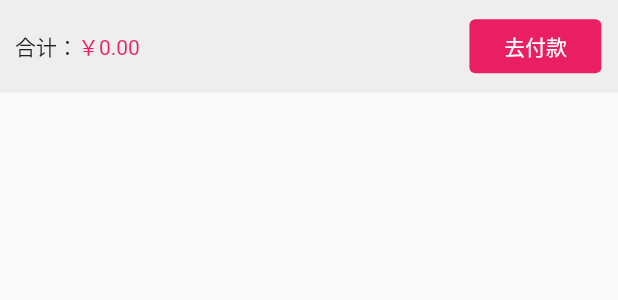
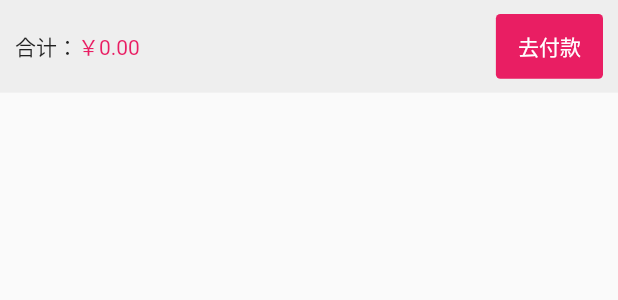
Before and after one commit to haolizi/electricity_flutter, a Flutter app: the BottomWidget widget shown alone on an empty page, opened directly, on a phone screen of 412 x 824 dp. Shown: the top 300 px of the screen. Run offline on Flutter 3.47's test engine with Material 2 defaults, Android fonts, the light colour scheme and no system bars; our stand-ins replace dio, fluro, flutter_easyrefresh, flutter_html, flutter_screenutil, flutter_spinkit and 3 more; accounts and stored records are empty; network calls fail; statements that could not run were skipped.

Commit message:
fix bugs

```diff
--- a/lib/pages/order/views/order_bottom_widget.dart
+++ b/lib/pages/order/views/order_bottom_widget.dart
@@ -21,31 +21,42 @@ class BottomWidget extends StatelessWidget {
       width: ScreenUtil().setWidth(750),
       height: ScreenUtil().setHeight(100),
       color: Colors.grey[200],
+      child: Stack(
+        children: <Widget>[
+          Align(
             child: Row(
               children: <Widget>[
                 Text('合计：'),
-          Container(
-            width: ScreenUtil().setWidth(475),
-            child: Text(
+                Text(
                   '￥${allPrice.toStringAsFixed(2)}',
                   style: TextStyle(color: KColor.themeColor),
                 ),
+              ],
             ),
-          Container(
-            child: FlatButton(
+          ),
+          Align(
+            alignment: Alignment.centerRight,
+            child: Container(
+              alignment: Alignment.center,
+              width: ScreenUtil().setWidth(130),
+              height: ScreenUtil().setHeight(70),
+              decoration: BoxDecoration(
                 color: KColor.themeColor,
-                shape: RoundedRectangleBorder(
-                    borderRadius: BorderRadius.circular(4.0)),
+                borderRadius: BorderRadius.circular(3.0),
+              ),
+              child: InkWell(
+                onTap: () async {
+                  int type = await _showModalBottomSheet(context);
+                  print('-------type"${type}');
+                },
                 child: Text(
                   '去付款',
                   style: TextStyle(
                     color: Colors.white,
                   ),
                 ),
-                onPressed: () async {
-                  int type = await _showModalBottomSheet(context);
-                  print('-------type"${type}');
-                }),
+              ),
+            ),
           ),
         ],
       ),
@@ -68,40 +79,44 @@ class BottomWidget extends StatelessWidget {
                     child: InkWell(
                       onTap: () {
                         Navigator.pop(context);
-                        Toast.show("微信支付", context, duration: Toast.LENGTH_SHORT, gravity: Toast.CENTER);
+                        Toast.show("微信支付", context,
+                            duration: Toast.LENGTH_SHORT,
+                            gravity: Toast.CENTER);
                       },
                       child: Container(
                         margin: EdgeInsets.only(top: 25),
                         alignment: Alignment.centerRight,
                         padding: EdgeInsets.only(right: 30),
-                        child: Image.asset('images/order/WX.png', width: 60),
-                      )
+                        child: Image.asset('images/order/WX.png'),
                       ),
                     ),
-
+                  ),
                   Expanded(
                     flex: 1,
                     child: InkWell(
                       onTap: () {
                         Navigator.pop(context);
-                        Toast.show("QQ支付", context, duration: Toast.LENGTH_SHORT, gravity: Toast.CENTER);
+                        Toast.show("QQ支付", context,
+                            duration: Toast.LENGTH_SHORT,
+                            gravity: Toast.CENTER);
                       },
                       child: Container(
                         margin: EdgeInsets.only(top: 25),
                         alignment: Alignment.centerLeft,
                         padding: EdgeInsets.only(left: 30),
-                        child: Image.asset('images/order/QQ.png', width: 55),
-                      )
+                        child: Image.asset('images/order/QQ.png'),
+                      ),
                     ),
                   )
                 ],
               ),
-              SizedBox(height: 30),
+              SizedBox(height: 25),
               IconButton(
                 icon: Icon(Icons.close),
                 onPressed: () {
                   Navigator.pop(context);
-                  })
+                },
+              )
             ],
           ),
         );
```
Also changed, not shown: lib/pages/cart/views/cart_bottom_widget.dart (+21 -26 lines), lib/pages/order/providers/order_address_provider.dart (+8 -1 lines), lib/pages/order/views/order_adress_list_widget.dart (+6 -3 lines), lib/pages/order/views/order_position_widget.dart (+7 -4 lines), lib/pages/order/views/order_price_list_widget.dart (+11 -10 lines), lib/pages/order/views/order_remark_widget.dart (+7 -10 lines), images/order/2.0x/QQ.png, images/order/2.0x/WX.png, images/order/3.0x/QQ.png, images/order/3.0x/WX.png. Lines whose indentation alone changed are shown as unchanged.
